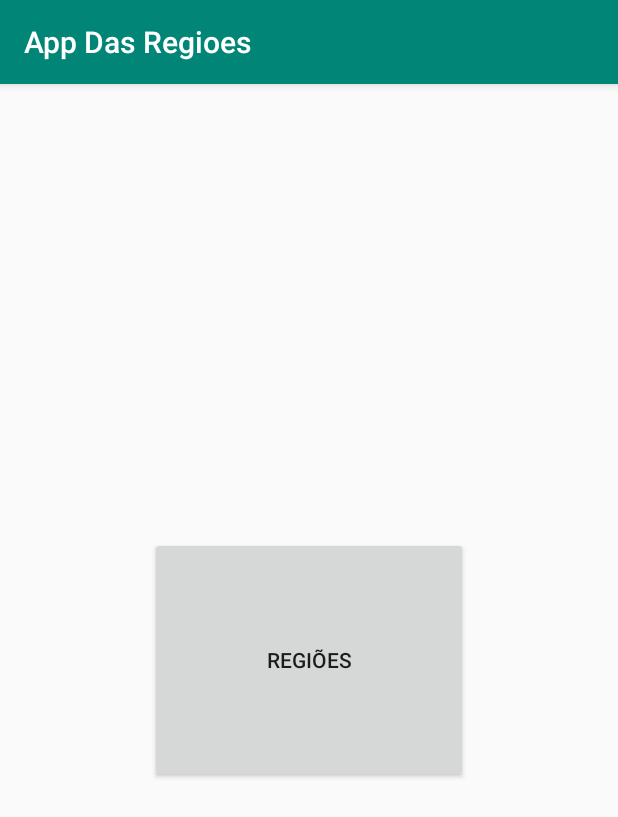
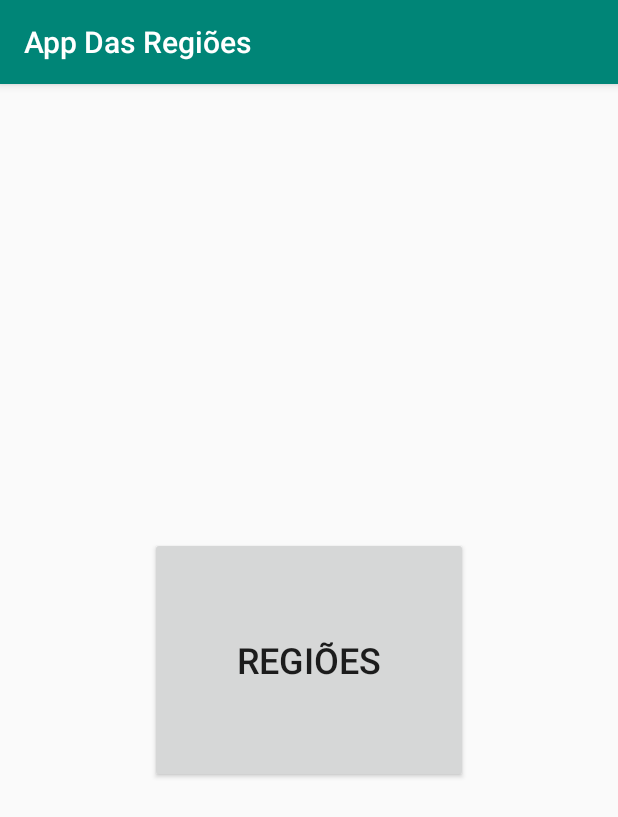
Before and after one commit to LuiizMartiins/AppDasRegioes, an Android app: the screen it shows after launch (MainActivity), on a phone screen of 412 x 824 dp. Shown: the top 817 px of the screen. Run offline under Robolectric (Android 15) with nearby library versions, the phone set to English and light mode, and no system bars.

Commit message:
Algumas alterações no layout da tela inicial

```diff
--- a/app/src/main/java/com/example/appdasregioes/EstadosActivity.java
+++ b/app/src/main/java/com/example/appdasregioes/EstadosActivity.java
@@ -27,7 +27,7 @@ public class EstadosActivity extends AppCompatActivity {
         btnVoltaRegioes = (Button) findViewById(R.id.btnVoltaRegioes);
 
         CentroOeste0 = new String[] {
-                "Mato Grosso", "Goiás", "Mato Grosso do Sul"
+                "Mato Grosso", "Goiás", "Mato Grosso do Sul", "Distrito Federal"
         };
         Nordeste1 = new String[] {
                 "Maranhão", "Piauí", "Ceará", "Bahia", "Rio Grande do Norte", "Paraíba", "Pernambuco", "Alagoas", "Sergipe"
--- a/app/src/main/res/layout/activity_main.xml
+++ b/app/src/main/res/layout/activity_main.xml
@@ -15,6 +15,7 @@
         android:layout_marginEnd="8dp"
         android:layout_marginBottom="8dp"
         android:text="Regiões"
+        android:textSize="24sp"
         app:layout_constraintBottom_toBottomOf="parent"
         app:layout_constraintEnd_toEndOf="parent"
         app:layout_constraintStart_toStartOf="parent"
--- a/app/src/main/res/values/strings.xml
+++ b/app/src/main/res/values/strings.xml
@@ -1,4 +1,4 @@
 <resources>
-    <string name="app_name">App Das Regioes</string>
+    <string name="app_name">App Das Regiões</string>
     <string name="title_activity_act__regioes">act_Regioes</string>
 </resources>
```
